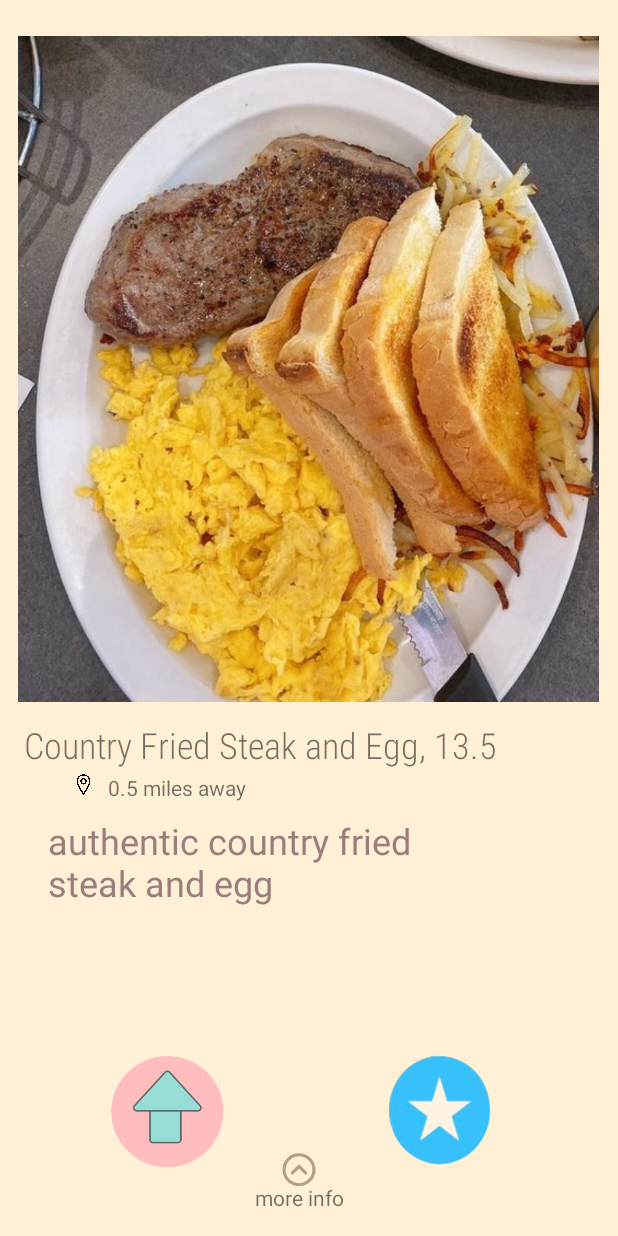
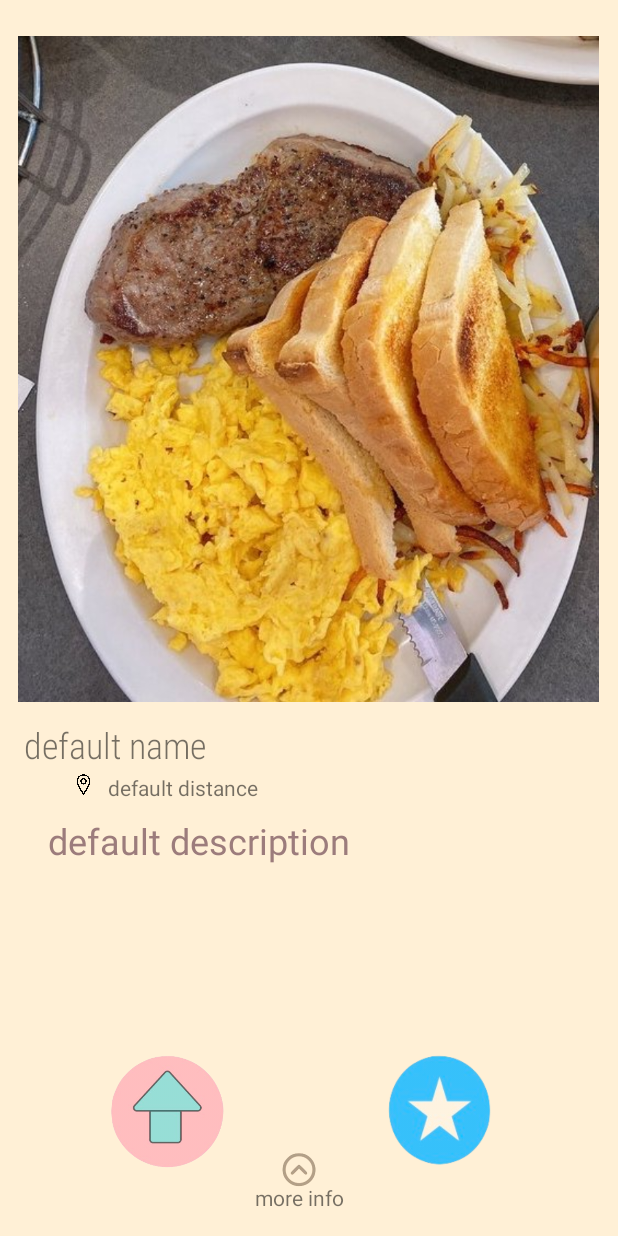
Before and after one commit to alyPham/Tender2.0, an Android app: the MainProfile screen opened directly, with no data from a screen before it, on a phone screen of 412 x 824 dp. Run offline under Robolectric (Android 15) with nearby library versions, the phone set to English and light mode, and no system bars; our stand-ins replace Firebase (no records; nobody signed in at launch, a user with empty details on screens opened directly).

Commit message:
Modified class: Dish/DishManager, DishManager still doesn't work the way I wanted to but I will be working towards retrieving data as a complete document/collection so that the output would be a list itself rather than going through them one by one. So ideally I can have a list with all the information about many different dishes and with only some modification I can turn that into a usable list. I even doubt whether I should keep the dish class or no

```diff
--- a/app/build.gradle
+++ b/app/build.gradle
@@ -33,6 +33,10 @@ dependencies {
     implementation 'androidx.constraintlayout:constraintlayout:1.1.3'
     implementation 'androidx.navigation:navigation-fragment:2.1.0'
     implementation 'androidx.navigation:navigation-ui:2.1.0'
+    implementation 'com.google.firebase:firebase-analytics:17.2.1'
+    implementation 'com.google.firebase:firebase-database:19.3.0'
+    implementation 'com.google.firebase:firebase-storage:19.2.0'
+    implementation 'com.google.firebase:firebase-firestore:21.7.1'
     testImplementation 'junit:junit:4.12'
     androidTestImplementation 'androidx.test.ext:junit:1.1.1'
     androidTestImplementation 'androidx.test.espresso:espresso-core:3.2.0'
--- a/app/src/main/java/com/example/tender/Dish.java
+++ b/app/src/main/java/com/example/tender/Dish.java
@@ -2,12 +2,20 @@ package com.example.tender;
 
 public class Dish {
     private Integer ImgID;
-    private int name;
-    private int description;
-    int distance;
+    private String name;
+    private String description;
+    String distance;
     private Restaurant restaurant;
 
-    public Dish(int ImgID, int name, int description, int distance, Restaurant restaurant){
+    public Dish(){
+        ImgID = R.drawable.countryfriedsteak;
+        name = "default name";
+        description = "default description";
+        distance = "default distance";
+        restaurant = new Restaurant();
+    };
+
+    public Dish(int ImgID, String name, String description, String distance, Restaurant restaurant){
         this.ImgID = ImgID;
         this.name = name;
         this.description = description;
@@ -15,19 +23,35 @@ public class Dish {
         this.restaurant = restaurant;
     }
 
+    public void setImgID(int ImgID){
+        this.ImgID = ImgID;
+    }
+
+    public void setName(String name){
+        this.name = name;
+    }
+
+    public void setDescription(String description){
+        this.name = name;
+    }
+
+    public void setDistance(String distance){
+        this.distance = distance;
+    }
+
     public int getImgID(){
         return ImgID;
     }
 
-    public int getName(){
+    public String getName(){
         return name;
     }
 
-    public int getDescription(){
+    public String getDescription(){
         return description;
     }
 
-    public int getDistance(){
+    public String getDistance(){
         return distance;
     }
 
--- a/app/src/main/java/com/example/tender/DishManager.java
+++ b/app/src/main/java/com/example/tender/DishManager.java
@@ -1,4 +1,87 @@
 package com.example.tender;
 
+import androidx.annotation.NonNull;
+
+import com.google.android.gms.tasks.OnCompleteListener;
+import com.google.android.gms.tasks.OnFailureListener;
+import com.google.android.gms.tasks.OnSuccessListener;
+import com.google.android.gms.tasks.Task;
+import com.google.firebase.database.DataSnapshot;
+import com.google.firebase.database.DatabaseError;
+import com.google.firebase.database.DatabaseReference;
+import com.google.firebase.database.FirebaseDatabase;
+import com.google.firebase.database.ValueEventListener;
+import com.google.firebase.firestore.CollectionReference;
+import com.google.firebase.firestore.DocumentReference;
+import com.google.firebase.firestore.DocumentSnapshot;
+import com.google.firebase.firestore.FirebaseFirestore;
+import com.google.firebase.firestore.QueryDocumentSnapshot;
+import com.google.firebase.firestore.QuerySnapshot;
+import com.google.firebase.storage.FileDownloadTask;
+import com.google.firebase.storage.FirebaseStorage;
+import com.google.firebase.storage.StorageReference;
+
+import java.io.File;
+import java.io.IOException;
+import java.util.List;
+
 public class DishManager {
+    final long ONE_MEGABYTE = 1024*1024;
+    FirebaseFirestore db;
+    StorageReference storageReference;
+    DatabaseReference databaseReference;
+
+    public DishManager(){
+        db = FirebaseFirestore.getInstance();
+        storageReference = FirebaseStorage.getInstance().getReference().child("test_alex");
+        databaseReference = FirebaseDatabase.getInstance("https://tender2-74c0e.firebaseio.com/").
+                getReference().child("Dish");
+    };
+
+
+    public Dish generateSingleDishObject(){
+        Dish i = new Dish();
+//        setDishText(i, db);
+        System.out.println("----------------------name in the other method" + i.getName());
+        return i;
+    }
+
+    public List<QueryDocumentSnapshot> getDishes(){
+        final CollectionReference ref = db.collection("dish");
+        ref.get().addOnCompleteListener(new OnCompleteListener<DocumentSnapshot>() {
+            @Override
+            public void onComplete(@NonNull Task<DocumentSnapshot> task) {
+                DocumentSnapshot
+            }
+        });
+        return null;
+    }
+
+//    public Dish setDishText(final Dish dish, FirebaseFirestore db){
+//        //asynchronously retrieve multiple documents
+//        ApiFuture<QuerySnapshot> dishes =
+//                db.collection("dish").get();
+//        // future.get() blocks on response
+//        List<QueryDocumentSnapshot> documents = dishes.;
+//        for (DocumentSnapshot document : documents) {
+//            System.out.println(document.getId() + " => " + document.toObject(City.class));
+//        }
+//        return dish;
+//    }
+
+    public void setDishImage(final Dish dish, StorageReference storageReference) throws IOException {
+        File localFile = File.createTempFile("", "jpg");
+        storageReference.getBytes(ONE_MEGABYTE).addOnSuccessListener(new OnSuccessListener<byte[]>() {
+            @Override
+            public void onSuccess(byte[] bytes) {
+                // Data for "images/island.jpg" is returns, use this as needed
+            }
+        }).addOnFailureListener(new OnFailureListener() {
+            @Override
+            public void onFailure(@NonNull Exception exception) {
+                // Handle any errors
+            }
+        });
+    }
+
 }
--- a/app/src/main/java/com/example/tender/MainProfile.java
+++ b/app/src/main/java/com/example/tender/MainProfile.java
@@ -1,13 +1,12 @@
 package com.example.tender;
 
 import android.content.Intent;
-import android.graphics.drawable.Drawable;
 import android.os.Bundle;
 import android.view.MotionEvent;
 import android.widget.ImageView;
 import android.widget.TextView;
-
 import androidx.appcompat.app.AppCompatActivity;
+import com.google.firebase.storage.StorageReference;
 
 import java.util.ArrayList;
 import java.util.HashMap;
@@ -18,17 +17,20 @@ public class MainProfile extends AppCompatActivity {
     float x1, x2, y1, y2;
 
     ImageView dishImageView;
-    TextView nameTextView;
-    TextView dishDescriptionView;
-    TextView distanceView;
+    TextView nameTextView, dishDescriptionView, distanceView;
 
     List<Dish> dishList;
     DishManager dishManager;
     Map<String, ArrayList<String>> dishMap;
 
+//    Dish dish;
+
     @Override
     protected void onCreate(Bundle savedInstanceState) {
         super.onCreate(savedInstanceState);
+
+//        databaseReference = FirebaseDatabase.getInstance().getReference().child("Dish");
+
 
         setContentView(R.layout.food_profile);
 
@@ -41,12 +43,14 @@ public class MainProfile extends AppCompatActivity {
         dishManager = new DishManager();
         dishMap = new HashMap<>();
 
-        initializeDishList();
-        initializeDefaultProfilePage();
+        setProfile(dishManager.generateSingleDishObject());
+//        initializeDishList();
+//        initializeDefaultProfilePage();
     }
 
 
     // Test only
+
 
     /**
      * Sets up this page with the information from the dish object
@@ -67,18 +71,18 @@ public class MainProfile extends AppCompatActivity {
     //      generates lists in random orders.
     public void initializeDishList() {
         // hardcoded for now but will be changed into random auto-generated lists
-        dishList.add(new Dish(R.drawable.countryfriedsteak,
-                R.string.country_fried_steak_and_egg,
-                R.string.CFSE_description,
-                R.string.distance,
-                new Restaurant()));
-
-        dishList.add(new Dish(R.drawable.chicken_shawarma,
-                R.string.ChickenShawarma,
-                R.string.ChickenShawarmaDescription,
-                R.string.distance,
-                new Restaurant())
-        );
+//        dishList.add(new Dish(R.drawable.countryfriedsteak,
+//                R.string.country_fried_steak_and_egg,
+//                R.string.CFSE_description,
+//                R.string.distance,
+//                new Restaurant()));
+//
+//        dishList.add(new Dish(R.drawable.chickenshawarma,
+//                R.string.ChickenShawarma,
+//                R.string.ChickenShawarmaDescription,
+//                R.string.distance,
+//                new Restaurant())
+//        );
     }
 
     /**
--- a/app/src/main/res/layout/food_profile_2.xml
+++ b/app/src/main/res/layout/food_profile_2.xml
@@ -30,7 +30,7 @@
         android:contentDescription="@string/country_fried_steak_and_egg"
         app:layout_constraintStart_toStartOf="parent"
         app:layout_constraintTop_toTopOf="parent"
-        app:srcCompat="@drawable/chicken_shawarma" />
+        app:srcCompat="@drawable/chickenshawarma" />
 
     <ImageButton
         android:id="@+id/matchbutton"
```
Also changed, not shown: app/src/main/res/drawable/chicken_shawarma.png (deleted).
